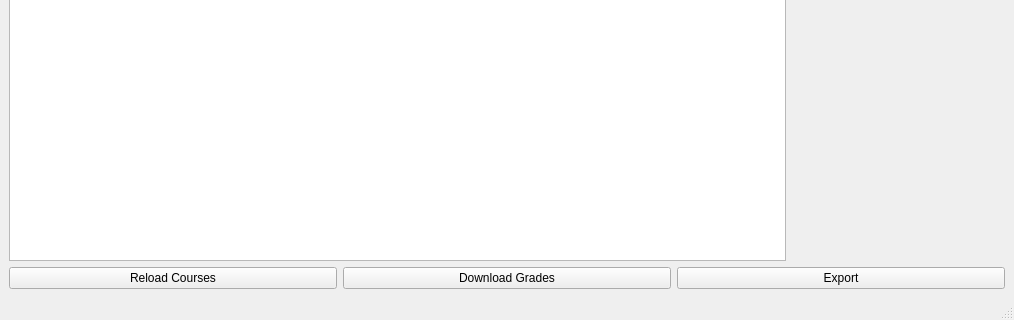
Above: moodle_sync_aggregate.ui from dominikhoebert/Moodle_Sync_Aggregate before the change; both pictures show x 0 to 1014 and y 523 to 843 of the 1014 by 843 pixel window. Below: the same form after it.
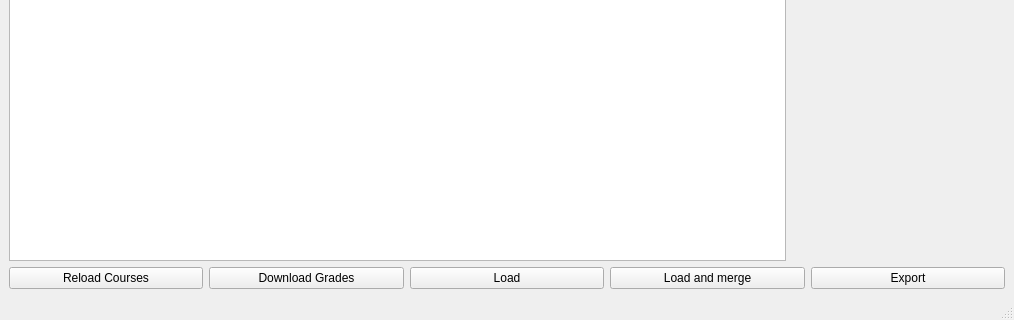
That is the form after the change.

Commit message: added cancel number in settings added load button (no funcionality yet) added load and merge button (no funcionality yet) added merge dialog (no funcionality yet) added open.. button in settings added ldap download button in settings (no funcionality yet)

What changed in the file:
```diff
--- a/moodle_sync_aggregate.ui
+++ b/moodle_sync_aggregate.ui
@@ -85,6 +85,20 @@
         </property>
        </widget>
       </item>
+      <item>
+       <widget class="QPushButton" name="load_pushButton">
+        <property name="text">
+         <string>Load</string>
+        </property>
+       </widget>
+      </item>
+      <item>
+       <widget class="QPushButton" name="merge_pushButton">
+        <property name="text">
+         <string>Load and merge</string>
+        </property>
+       </widget>
+      </item>
       <item>
        <widget class="QPushButton" name="export_pushButton">
         <property name="text">
```
Left out of the diff: 11 changed lines with no effect on the pictures. The commit also changes 9 other files.
